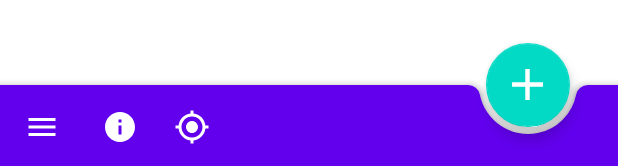
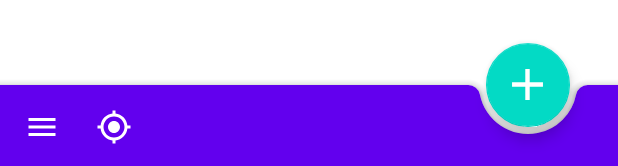
Before and after one commit to Ivosp/AndroidUdemyCourse, an Android app: the layout activity_main.xml on its own in the app's theme, with its tools: preview values and no code run, on a phone screen of 412 x 824 dp. Shown: the part 1067-1233 px from the top of the screen. Run offline under Robolectric (Android 15) with nearby library versions, the phone set to English and light mode, and no system bars.

Commit message:
Added some functionality

```diff
--- a/bottomTestApp/app/build.gradle
+++ b/bottomTestApp/app/build.gradle
@@ -1,4 +1,5 @@
 apply plugin: 'com.android.application'
+apply plugin: 'com.google.gms.google-services'
 
 android {
     compileSdkVersion 30
@@ -26,6 +27,8 @@ dependencies {
     implementation fileTree(dir: "libs", include: ["*.jar"])
     implementation 'androidx.appcompat:appcompat:1.2.0'
     implementation 'androidx.constraintlayout:constraintlayout:2.0.1'
+    implementation 'com.google.firebase:firebase-auth:16.0.5'
+    implementation 'com.google.firebase:firebase-firestore:17.1.2'
     testImplementation 'junit:junit:4.12'
     androidTestImplementation 'androidx.test.ext:junit:1.1.2'
     androidTestImplementation 'androidx.test.espresso:espresso-core:3.3.0'
--- a/bottomTestApp/app/src/main/res/layout/activity_main.xml
+++ b/bottomTestApp/app/src/main/res/layout/activity_main.xml
@@ -14,9 +14,9 @@
         android:layout_gravity="bottom"
         android:backgroundTint="@color/colorPrimary"
         app:menu="@menu/app_bar_menu"
-        app:navigationIcon="@drawable/menu"
         app:fabAlignmentMode="end"
         />
+
 
     <com.google.android.material.floatingactionbutton.FloatingActionButton
         android:id="@+id/floatingButton"
--- a/bottomTestApp/app/src/main/res/menu/app_bar_menu.xml
+++ b/bottomTestApp/app/src/main/res/menu/app_bar_menu.xml
@@ -2,23 +2,35 @@
 <menu xmlns:android="http://schemas.android.com/apk/res/android"
     xmlns:app="http://schemas.android.com/apk/res-auto">
 
-    <item android:id="@+id/menuAbout"
-        android:icon="@drawable/info"
-        android:title="@string/about"
-        app:showAsAction="ifRoom"
-        />
-
-    <!--
     <item android:id="@+id/menuSettings"
         android:icon="@drawable/menu"
         android:title="Settings"
         app:showAsAction="ifRoom"
-        />
-    -->
+        >
+
+        <menu>
+            <item android:id="@+id/signup"
+                android:title="Sign up" />
+
+            <item android:id="@+id/account"
+                android:title="Account" />
+
+            <item android:id="@+id/menuAbout"
+                android:icon="@drawable/info"
+                android:title="@string/about"
+                app:showAsAction="ifRoom"
+                />
+        </menu>
+
+    </item>
 
     <item android:id="@+id/locationSetter"
         android:icon="@drawable/mylocation"
         android:title="Location!"
         app:showAsAction="ifRoom"
         />
+
+
+
+
 </menu>
--- a/bottomTestApp/build.gradle
+++ b/bottomTestApp/build.gradle
@@ -6,6 +6,7 @@ buildscript {
     }
     dependencies {
         classpath "com.android.tools.build:gradle:4.0.1"
+        classpath 'com.google.gms:google-services:4.2.0'
 
         // NOTE: Do not place your application dependencies here; they belong
         // in the individual module build.gradle files
```
Also changed, not shown: bottomTestApp/app/src/main/java/com/example/bottomtestapp/MainActivity.java (+38 -0 lines), 1 other file.
